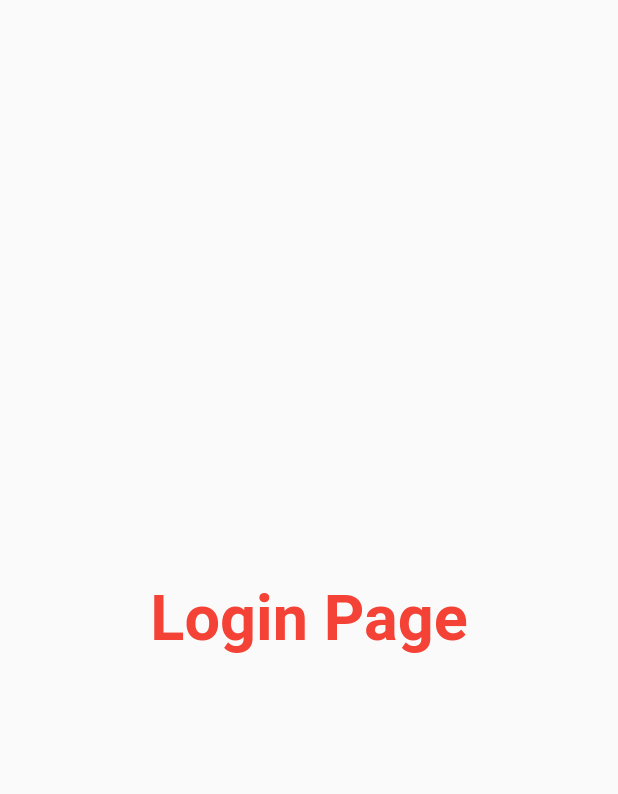
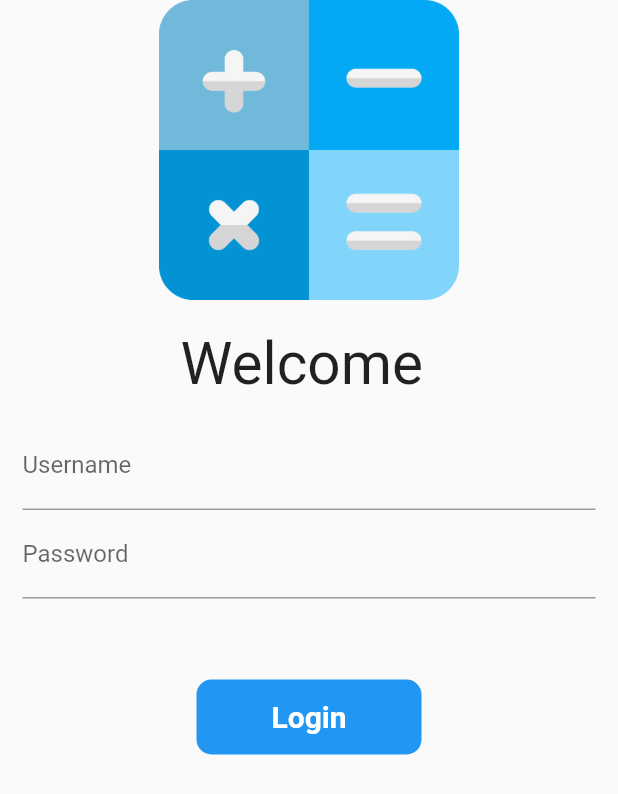
Before and after one commit to JayswalViraj/Flutter-Basic, a Flutter app: the screen it shows after launch, on a phone screen of 412 x 824 dp. Shown: the top 794 px of the screen. Run offline on Flutter 3.47's test engine with Material 2 defaults, Android fonts, the phone set to English and light mode, and no system bars.

Commit message:
day4 completed

```diff
--- a/lib/Pages/login_page.dart
+++ b/lib/Pages/login_page.dart
@@ -1,20 +1,108 @@
-import 'dart:ui';
 
+import 'package:dayone/utils/Routes.dart';
+import 'package:flutter/cupertino.dart';
 import 'package:flutter/material.dart';
-class LoginPage extends StatelessWidget {
+
+class LoginPage extends StatefulWidget {
   const LoginPage({Key? key}) : super(key: key);
+
+  @override
+  _LoginPageState createState() => _LoginPageState();
+}
+
+class _LoginPageState extends State<LoginPage> {
+
+  var username = "";
+  var changedbutton= false;
 
   @override
   Widget build(BuildContext context) {
     return MaterialApp(
-      home: Material(
-        child: Center(child: Text("Login Page", style: TextStyle(
-          fontWeight: FontWeight.bold,
-          color: Colors.red,
+        home: Material(
+      child: Column(
+        children: [
+          Image.asset(
+            "assets/images/logini.png",
+            width: 200,
+            height: 200,
+          ),
+          SizedBox(
+            height: 20,
+          ),
+          Text(
+            "Welcome $username",
 
-        ),
-        textScaleFactor: 3,)),
+            style: TextStyle(fontSize: 39),
+          ),
+          Padding(
+            padding: const EdgeInsets.all(15),
+            child: Column(
+              children: [
+                TextFormField(
+
+                  onChanged: (value){
+
+                    username = value;
+                    setState(() {
+
+                    });
+
+                  },
+
+
+                  decoration: InputDecoration(
+                    hintText: "Enter a username",
+
+                    labelText: "Username",
+                  ),
+                ),
+                TextFormField(
+                  obscureText: true,
+                  decoration: InputDecoration(
+                    hintText: "Enter a Password",
+                    labelText: "Password",
+                  ),
+                ),
+              ],
+            ),
+          ),
+          SizedBox(
+            height: 39,
+          ),
+          InkWell(
+            onTap: () async {
+
+
+              setState(() {
+                changedbutton = true;
+              });
+
+              await Future.delayed(Duration(seconds: 1));
+
+              Navigator.pushNamed(context, MyRoutes.homepage);
+            },
+            child: AnimatedContainer(
+              duration: Duration(seconds: 1),
+              height: 50,
+              width: changedbutton? 50: 150,
+              child: Center(
+                  child: changedbutton? Icon(Icons.done, color: Colors.white,): Text(
+                "Login",
+                style: TextStyle(
+                    color: Colors.white,
+                    fontSize: 20,
+                    fontWeight: FontWeight.bold),
+              )),
+              decoration: BoxDecoration(
+                color: Colors.blue,
+                borderRadius: changedbutton? BorderRadius.circular(100):BorderRadius.circular(10),
+
+//shape: BoxShape.circle,
+              ),
+            ),
+          )
+        ],
       ),
-    );
+    ));
   }
 }
--- a/lib/main.dart
+++ b/lib/main.dart
@@ -1,5 +1,6 @@
 import 'package:dayone/Pages/home_page.dart';
 import 'package:dayone/Pages/login_page.dart';
+import 'package:dayone/utils/Routes.dart';
 import 'package:flutter/material.dart';
 void main()
 {
@@ -30,8 +31,8 @@ class MyApp extends StatelessWidget {
 
       routes: {
 
-        "/": (context) => HomePage(),
-        "/login": (context) => LoginPage(),
+        MyRoutes.homepage: (context) => HomePage(),
+        MyRoutes.loginpage: (context) => LoginPage(),
 
 
       },
--- /dev/null
+++ b/lib/utils/Routes.dart
@@ -0,0 +1,4 @@
+class MyRoutes{
+  static var loginpage =  "/login";
+  static var homepage = "/";
+}
--- a/pubspec.yaml
+++ b/pubspec.yaml
@@ -45,8 +45,8 @@ flutter:
   uses-material-design: true
 
   # To add assets to your application, add an assets section, like this:
-  # assets:
-  #   - images/a_dot_burr.jpeg
+  assets:
+      - assets/images/
   #   - images/a_dot_ham.jpeg
 
   # An image asset can refer to one or more resolution-specific "variants", see
```
Also changed, not shown: assets/images/logini.png (added).
